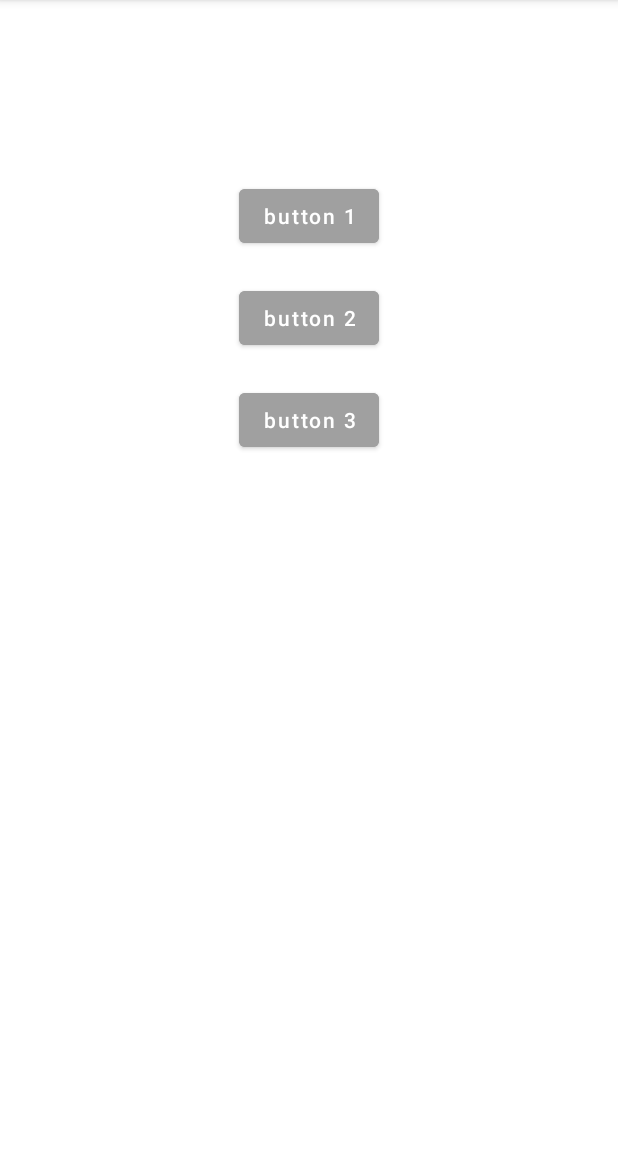
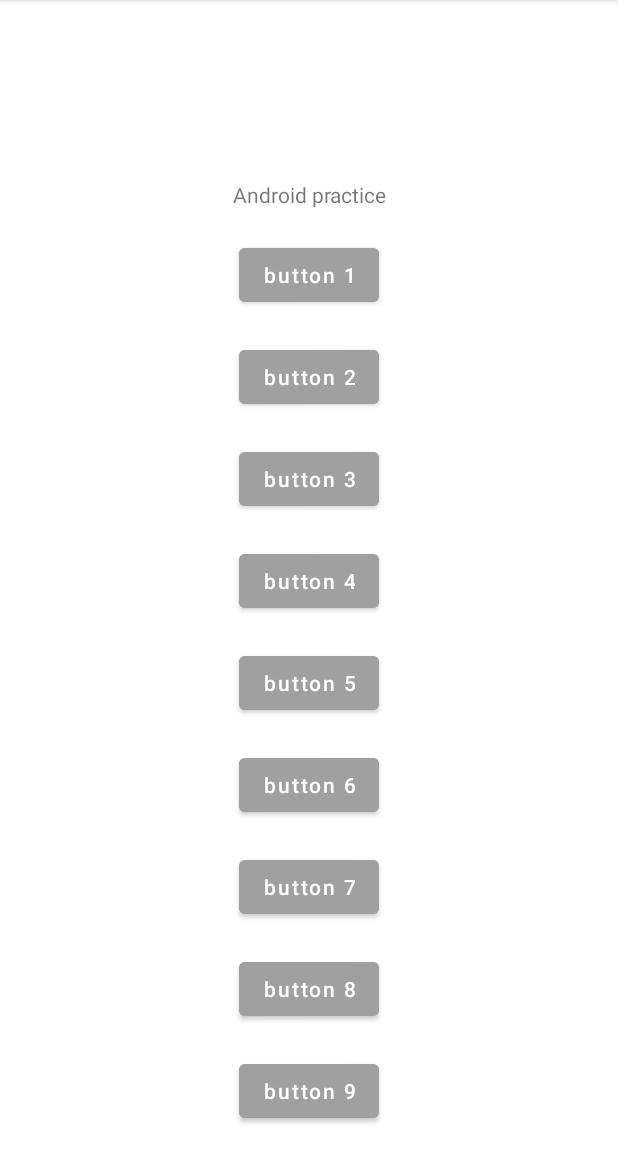
Before and after one commit to wolfwell5/SnowTryAgain, an Android app: the screen it shows after launch (MainActivity), on a phone screen of 412 x 824 dp, the part 84-1236 px from its top. Run offline under Robolectric (Android 15) with nearby library versions, the phone set to English and light mode, and no system bars.

Commit message:
xw framelayout include linearLayou,Scrollview

```diff
--- a/app/src/main/res/layout/activity_main.xml
+++ b/app/src/main/res/layout/activity_main.xml
@@ -6,20 +6,40 @@
     android:layout_height="match_parent"
     tools:context=".MainActivity">
 
+
+    <FrameLayout xmlns:android="http://schemas.android.com/apk/res/android"
+
+        android:id="@+id/framelayout"
+        android:layout_width="match_parent"
+        android:layout_height="match_parent"
+        android:layout_gravity="center">
+
+        <ScrollView
+            android:layout_width="match_parent"
+            android:layout_height="match_parent">
+
             <LinearLayout
                 android:layout_width="match_parent"
                 android:layout_height="match_parent"
                 android:orientation="vertical">
+
+                <TextView
+                    android:layout_width="wrap_content"
+                    android:layout_height="wrap_content"
+                    android:layout_gravity="center"
+                    android:layout_marginTop="120dp"
+                    android:gravity="center_horizontal"
+                    android:text="@string/android_practice" />
 
                 <Button
                     android:id="@+id/button0"
                     android:layout_width="wrap_content"
                     android:layout_height="wrap_content"
                     android:layout_gravity="center"
-            android:layout_marginTop="120dp"
-            android:textAllCaps="false"
+                    android:layout_marginTop="20dp"
                     android:backgroundTint="@color/gray"
-            android:text="@string/button1" />
+                    android:text="@string/button0"
+                    android:textAllCaps="false" />
 
                 <Button
                     android:id="@+id/button1"
@@ -27,21 +47,92 @@
                     android:layout_height="wrap_content"
                     android:layout_gravity="center"
                     android:layout_marginTop="20dp"
-            android:textAllCaps="false"
                     android:backgroundTint="@color/gray"
-            android:text="@string/button2" />
+                    android:text="@string/button1"
+                    android:textAllCaps="false" />
 
                 <Button
-            android:id="@+id/button"
+                    android:id="@+id/button2"
                     android:layout_width="wrap_content"
                     android:layout_height="wrap_content"
                     android:layout_gravity="center"
                     android:layout_marginTop="20dp"
-            android:textAllCaps="false"
                     android:backgroundTint="@color/gray"
-            android:text="@string/button3" />
+                    android:text="@string/button2"
+                    android:textAllCaps="false" />
+
+                <Button
+                    android:id="@+id/button3"
+                    android:layout_width="wrap_content"
+                    android:layout_height="wrap_content"
+                    android:layout_gravity="center"
+                    android:layout_marginTop="20dp"
+                    android:backgroundTint="@color/gray"
+                    android:text="@string/button3"
+                    android:textAllCaps="false" />
+
+                <Button
+                    android:id="@+id/button4"
+                    android:layout_width="wrap_content"
+                    android:layout_height="wrap_content"
+                    android:layout_gravity="center"
+                    android:layout_marginTop="20dp"
+                    android:backgroundTint="@color/gray"
+                    android:text="@string/button4"
+                    android:textAllCaps="false" />
+
+                <Button
+                    android:id="@+id/button5"
+                    android:layout_width="wrap_content"
+                    android:layout_height="wrap_content"
+                    android:layout_gravity="center"
+                    android:layout_marginTop="20dp"
+                    android:backgroundTint="@color/gray"
+                    android:text="@string/button5"
+                    android:textAllCaps="false" />
+
+                <Button
+                    android:id="@+id/button6"
+                    android:layout_width="wrap_content"
+                    android:layout_height="wrap_content"
+                    android:layout_gravity="center"
+                    android:layout_marginTop="20dp"
+                    android:backgroundTint="@color/gray"
+                    android:text="@string/button6"
+                    android:textAllCaps="false" />
+
+                <Button
+                    android:id="@+id/button7"
+                    android:layout_width="wrap_content"
+                    android:layout_height="wrap_content"
+                    android:layout_gravity="center"
+                    android:layout_marginTop="20dp"
+                    android:backgroundTint="@color/gray"
+                    android:text="@string/button7"
+                    android:textAllCaps="false" />
+
+                <Button
+                    android:id="@+id/button8"
+                    android:layout_width="wrap_content"
+                    android:layout_height="wrap_content"
+                    android:layout_gravity="center"
+                    android:layout_marginTop="20dp"
+                    android:backgroundTint="@color/gray"
+                    android:text="@string/button8"
+                    android:textAllCaps="false" />
+
+                <Button
+                    android:id="@+id/button9"
+                    android:layout_width="wrap_content"
+                    android:layout_height="wrap_content"
+                    android:layout_gravity="center"
+                    android:layout_marginTop="20dp"
+                    android:backgroundTint="@color/gray"
+                    android:text="@string/button9"
+                    android:textAllCaps="false" />
+
 
             </LinearLayout>
-
-
+        </ScrollView>
+    </FrameLayout>
 </androidx.constraintlayout.widget.ConstraintLayout>
--- a/app/src/main/res/values/strings.xml
+++ b/app/src/main/res/values/strings.xml
@@ -1,6 +1,15 @@
 <resources>
     <string name="app_name">SnowTryAgain</string>
-    <string name="button1">button 1</string>
-    <string name="button2">button 2</string>
-    <string name="button3">button 3</string>
+    <string name="button0">button 1</string>
+    <string name="button1">button 2</string>
+    <string name="button2">button 3</string>
+    <string name="button3">button 4</string>
+    <string name="button4">button 5</string>
+    <string name="button5">button 6</string>
+    <string name="button6">button 7</string>
+    <string name="button7">button 8</string>
+    <string name="button8">button 9</string>
+    <string name="button9">button 10</string>
+    <string name="android_practice">Android practice</string>
+
 </resources>
```
Also changed, not shown: 3 other files. Lines whose indentation alone changed are shown as unchanged.
